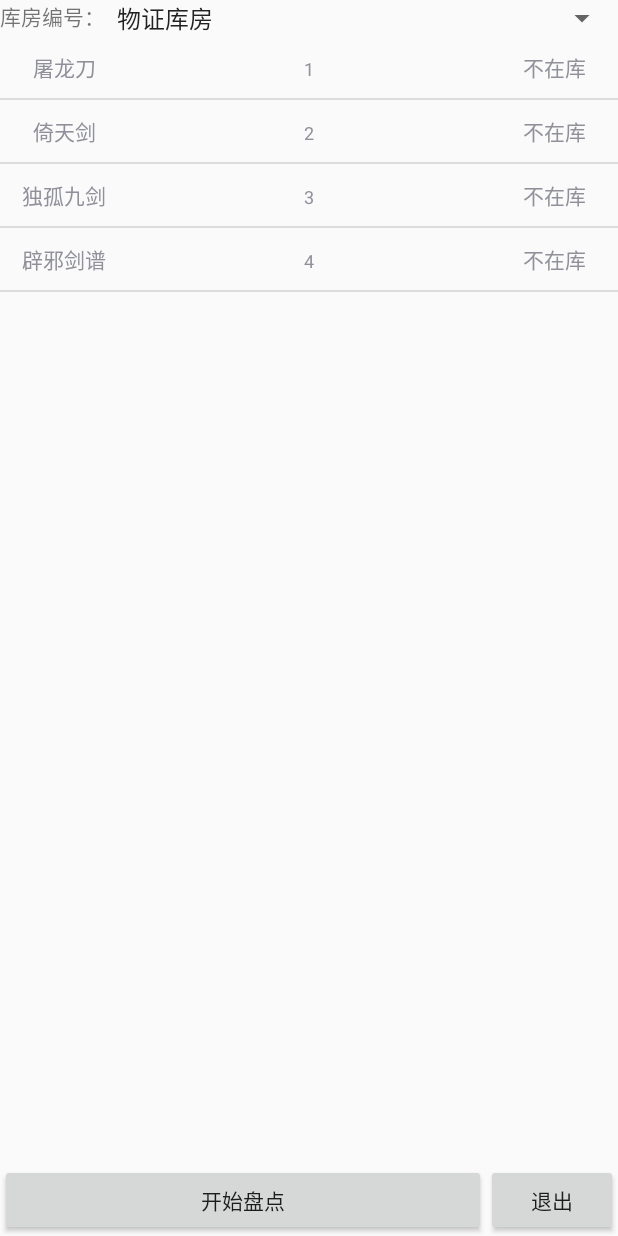
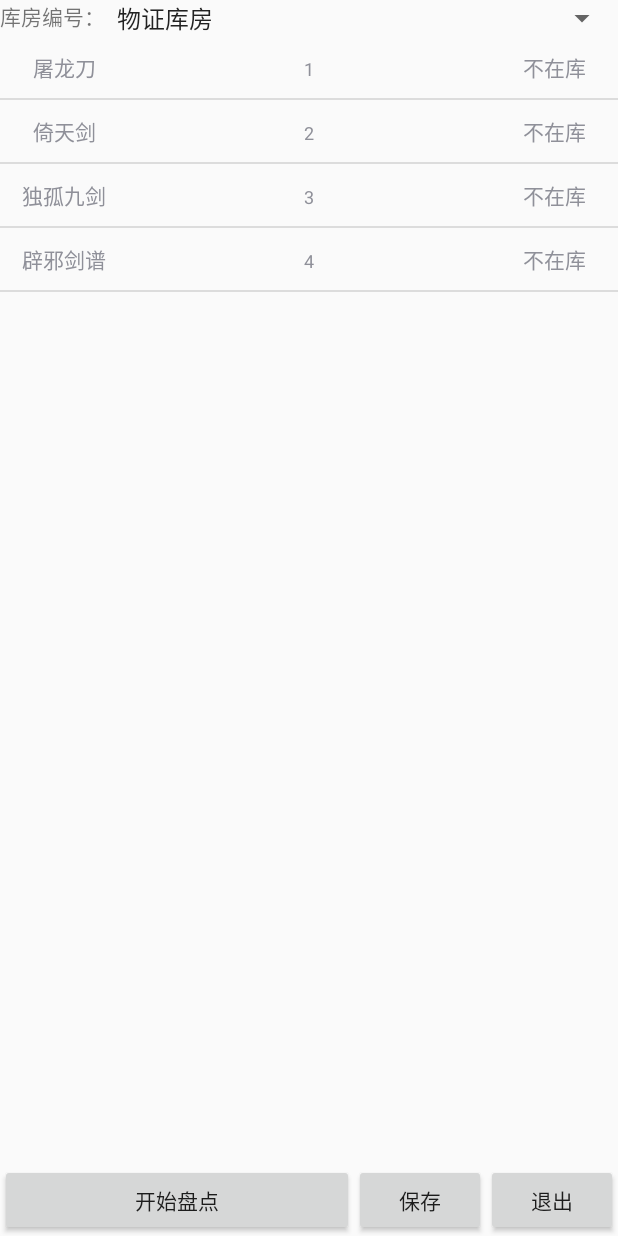
Before and after one commit to kidrocky/inventory_tools, an Android app: the inventory screen opened directly, with no data from a screen before it, on a phone screen of 412 x 824 dp. Run offline under Robolectric (Android 15) with nearby library versions, the phone set to English and light mode, and no system bars; libraries missing offline, so code that uses them is left out: com.android.hdhe; 2 statements that could not run were skipped.

Commit message:
盘点流程

```diff
--- a/app/src/main/java/com/example/administrator/inventorytools/inventory.java
+++ b/app/src/main/java/com/example/administrator/inventorytools/inventory.java
@@ -166,7 +166,7 @@ public class inventory extends Activity
             @Override
             public void onClick(View v)
             {
-                if ( reader != null )
+                if (reader != null)
                 {
                     uhf_read_task = new UhfReadTask();
                     uhf_read_task.execute("");
@@ -185,6 +185,16 @@ public class inventory extends Activity
             public void onClick(View v)
             {
                 finish();
+            }
+        });
+
+        Button btn_inventory_save = (Button) findViewById(R.id.btn_inventory_save);
+        btn_inventory_save.setOnClickListener(new View.OnClickListener()
+        {
+            @Override
+            public void onClick(View v)
+            {
+                // todo 同步数据
             }
         });
     }
--- a/app/src/main/res/layout/activity_inventory.xml
+++ b/app/src/main/res/layout/activity_inventory.xml
@@ -30,8 +30,8 @@
         android:layout_alignParentBottom="true"
         android:layout_alignParentStart="true"
         android:layout_toStartOf="@+id/btn_inventory_back"
-        android:layout_toLeftOf="@+id/btn_inventory_back"
-        android:layout_alignParentLeft="true"/>
+        android:layout_alignParentLeft="true"
+        android:layout_toLeftOf="@+id/btn_inventory_save"/>
 
     <Button
         android:layout_width="wrap_content"
@@ -51,4 +51,12 @@
         android:layout_above="@+id/btn_inventory"
         android:layout_below="@+id/spinner_storehouses"/>
 
+    <Button
+        android:layout_width="wrap_content"
+        android:layout_height="wrap_content"
+        android:text="@string/str_btn_inventory_save"
+        android:id="@+id/btn_inventory_save"
+        android:layout_alignParentBottom="true"
+        android:layout_toLeftOf="@+id/btn_inventory_back"/>
+
 </RelativeLayout>
--- a/app/src/main/res/values/strings.xml
+++ b/app/src/main/res/values/strings.xml
@@ -15,4 +15,5 @@
     <string name="str_storehouse_num">库房编号：</string>
     <string name="str_btn_start_inventory">开始盘点</string>
     <string name="str_btn_cancel_inventory">退出</string>
+    <string name="str_btn_inventory_save">保存</string>
 </resources>
```
